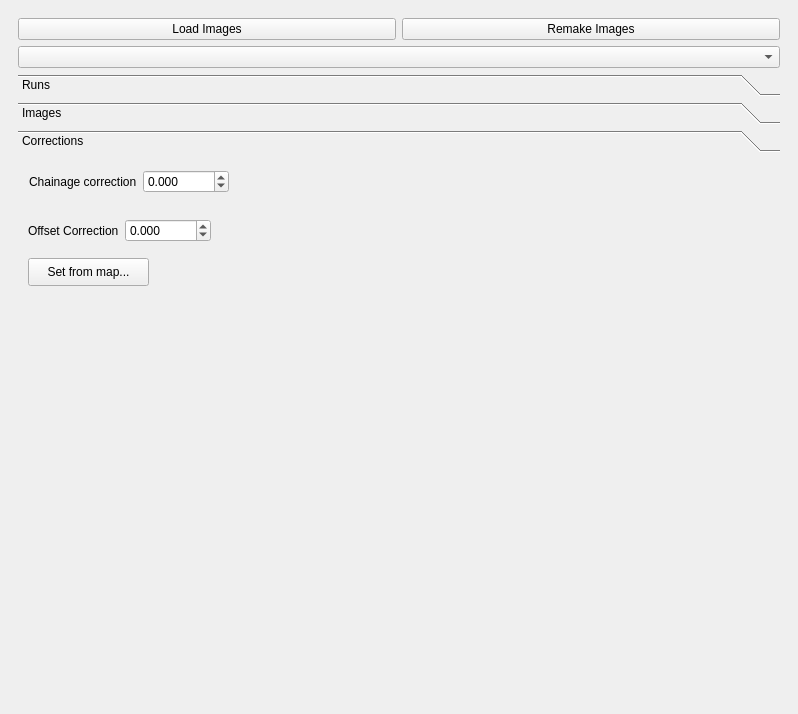
Before: the Qt Designer form image_loader_dockwidget_base.ui in Drew973/PTS_image_loader, drawn with Qt 5.
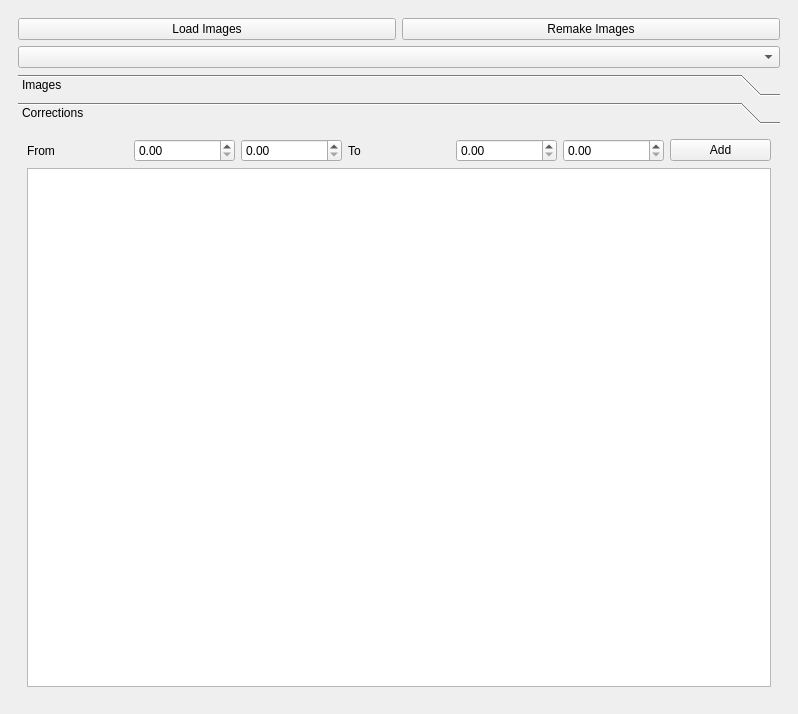
After: the same form once the commit is applied. Custom widgets are drawn as their Qt base class.

What changed in the file:
```diff
--- a/image_loader_dockwidget_base.ui
+++ b/image_loader_dockwidget_base.ui
@@ -54,40 +54,6 @@
          <property name="currentIndex">
           <number>2</number>
          </property>
-         <widget class="QWidget" name="page">
-          <property name="geometry">
-           <rect>
-            <x>0</x>
-            <y>0</y>
-            <width>754</width>
-            <height>485</height>
-           </rect>
-          </property>
-          <attribute name="label">
-           <string>Runs</string>
-          </attribute>
-          <layout class="QVBoxLayout" name="verticalLayout_3">
-           <item>
-            <widget class="runsView" name="runsView">
-             <property name="contextMenuPolicy">
-              <enum>Qt::DefaultContextMenu</enum>
-             </property>
-             <property name="alternatingRowColors">
-              <bool>true</bool>
-             </property>
-             <property name="selectionMode">
-              <enum>QAbstractItemView::SingleSelection</enum>
-             </property>
-             <property name="selectionBehavior">
-              <enum>QAbstractItemView::SelectRows</enum>
-             </property>
-             <attribute name="verticalHeaderVisible">
-              <bool>false</bool>
-             </attribute>
-            </widget>
-           </item>
-          </layout>
-         </widget>
          <widget class="QWidget" name="page_2">
           <property name="geometry">
            <rect>
@@ -119,107 +85,80 @@
             <x>0</x>
             <y>0</y>
             <width>754</width>
-            <height>485</height>
+            <height>516</height>
            </rect>
           </property>
           <attribute name="label">
            <string>Corrections</string>
           </attribute>
-          <widget class="QPushButton" name="correctionsButton">
-           <property name="geometry">
-            <rect>
-             <x>10</x>
-             <y>100</y>
-             <width>121</width>
-             <height>28</height>
-            </rect>
-           </property>
-           <property name="text">
-            <string>Set from map...</string>
-           </property>
-          </widget>
-          <widget class="QWidget" name="layoutWidget">
-           <property name="geometry">
-            <rect>
-             <x>11</x>
-             <y>11</y>
-             <width>200</width>
-             <height>26</height>
-            </rect>
-           </property>
+          <layout class="QVBoxLayout" name="verticalLayout_3">
+           <item>
            <layout class="QHBoxLayout" name="horizontalLayout_2">
+             <item>
+              <widget class="QLabel" name="label_3">
+               <property name="text">
+                <string>From</string>
+               </property>
+              </widget>
+             </item>
+             <item>
+              <widget class="chainageWidget" name="startChainage">
+               <property name="toolTip">
+                <string>&lt;html&gt;&lt;head/&gt;&lt;body&gt;&lt;p&gt;Origonal chainage&lt;/p&gt;&lt;/body&gt;&lt;/html&gt;</string>
+               </property>
+              </widget>
+             </item>
+             <item>
+              <widget class="chainageWidget" name="startOffset">
+               <property name="toolTip">
+                <string>&lt;html&gt;&lt;head/&gt;&lt;body&gt;&lt;p&gt;Origonal offset&lt;/p&gt;&lt;/body&gt;&lt;/html&gt;</string>
+               </property>
+              </widget>
+             </item>
             <item>
              <widget class="QLabel" name="label">
               <property name="text">
-               <string>Chainage correction</string>
+                <string>To</string>
               </property>
              </widget>
             </item>
             <item>
-             <widget class="QDoubleSpinBox" name="chainageCorrection">
+              <widget class="chainageWidget" name="endChainage">
               <property name="toolTip">
-               <string>&lt;html&gt;&lt;head/&gt;&lt;body&gt;&lt;p&gt;Chainage correction from frame data.&lt;/p&gt;&lt;/body&gt;&lt;/html&gt;</string>
-              </property>
-              <property name="decimals">
-               <number>3</number>
-              </property>
-              <property name="minimum">
-               <double>-999.990000000000009</double>
-              </property>
-              <property name="maximum">
-               <double>999.990000000000009</double>
-              </property>
-             </widget>
-            </item>
-           </layout>
-          </widget>
-          <widget class="QWidget" name="layoutWidget">
-           <property name="geometry">
-            <rect>
-             <x>10</x>
-             <y>60</y>
-             <width>183</width>
-             <height>26</height>
-            </rect>
-           </property>
-           <layout class="QHBoxLayout" name="horizontalLayout_3">
+                <string>&lt;html&gt;&lt;head/&gt;&lt;body&gt;&lt;p&gt;Desired chainage&lt;/p&gt;&lt;/body&gt;&lt;/html&gt;</string>
+               </property>
+              </widget>
+             </item>
             <item>
-             <widget class="QLabel" name="label_2">
-              <property name="sizePolicy">
-               <sizepolicy hsizetype="Preferred" vsizetype="Preferred">
-                <horstretch>0</horstretch>
-                <verstretch>0</verstretch>
-               </sizepolicy>
-              </property>
+              <widget class="chainageWidget" name="endOffset">
+               <property name="toolTip">
+                <string>&lt;html&gt;&lt;head/&gt;&lt;body&gt;&lt;p&gt;Desired offset&lt;/p&gt;&lt;/body&gt;&lt;/html&gt;</string>
+               </property>
+              </widget>
+             </item>
+             <item>
+              <widget class="QPushButton" name="addCorrectionButton">
               <property name="text">
-               <string>Offset Correction</string>
-              </property>
-             </widget>
+                <string>Add</string>
+               </property>
+              </widget>
+             </item>
+            </layout>
             </item>
             <item>
-             <widget class="QDoubleSpinBox" name="offset">
-              <property name="sizePolicy">
-               <sizepolicy hsizetype="Minimum" vsizetype="Fixed">
-                <horstretch>0</horstretch>
-                <verstretch>0</verstretch>
-               </sizepolicy>
-              </property>
-              <property name="toolTip">
-               <string>&lt;html&gt;&lt;head/&gt;&lt;body&gt;&lt;p&gt;Offset correction from frame data&lt;/p&gt;&lt;/body&gt;&lt;/html&gt;</string>
-              </property>
-              <property name="decimals">
-               <number>3</number>
-              </property>
-              <property name="minimum">
-               <double>-999.000000000000000</double>
-              </property>
-              <property name="maximum">
-               <double>999.000000000000000</double>
+            <widget class="QTableView" name="correctionsView">
+             <property name="selectionMode">
+              <enum>QAbstractItemView::SingleSelection</enum>
+             </property>
+             <property name="selectionBehavior">
+              <enum>QAbstractItemView::SelectRows</enum>
+             </property>
+             <property name="textElideMode">
+              <enum>Qt::ElideLeft</enum>
               </property>
              </widget>
             </item>
            </layout>
-          </widget>
          </widget>
         </widget>
        </item>
@@ -230,16 +169,16 @@
   </widget>
  </widget>
  <customwidgets>
-  <customwidget>
-   <class>runsView</class>
-   <extends>QTableView</extends>
-   <header>image_loader.runs_view</header>
-  </customwidget>
   <customwidget>
    <class>imagesView</class>
    <extends>QTableView</extends>
    <header>image_loader.images_view</header>
   </customwidget>
+  <customwidget>
+   <class>chainageWidget</class>
+   <extends>QDoubleSpinBox</extends>
+   <header>image_loader.chainage_widget</header>
+  </customwidget>
  </customwidgets>
  <resources/>
  <connections/>
```
Left out of the diff: 7 changed lines with no effect on the pictures. Lines whose indentation alone changed are shown as unchanged.
